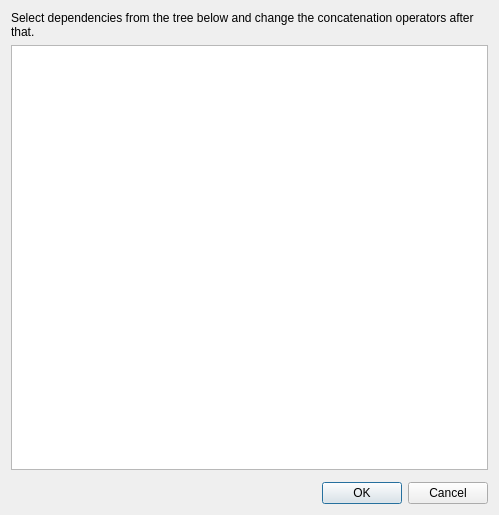
First picture: the form in libipstack/buildsystem/files_to_features/pickdependencies.ui, repository ESS-Group/CiAO-IP, before the edit.
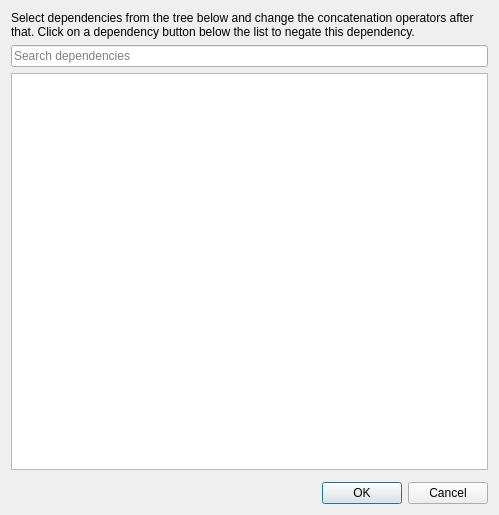
Second picture: the form after the edit.

Commit message: files_to_features tool: Add missing-dependencies panel. No filter for used dependencies yet

The edit to the form file:
```diff
--- a/libipstack/buildsystem/files_to_features/pickdependencies.ui
+++ b/libipstack/buildsystem/files_to_features/pickdependencies.ui
@@ -17,13 +17,20 @@
    <item>
     <widget class="QLabel" name="label">
      <property name="text">
-      <string>Select dependencies from the tree below and change the concatenation operators after that.</string>
+      <string>Select dependencies from the tree below and change the concatenation operators after that. Click on a dependency button below the list to negate this dependency.</string>
      </property>
      <property name="wordWrap">
       <bool>true</bool>
      </property>
     </widget>
    </item>
+   <item>
+    <widget class="QLineEdit" name="lineSearch">
+     <property name="placeholderText">
+      <string>Search dependencies</string>
+     </property>
+    </widget>
+   </item>
    <item>
     <widget class="QTreeView" name="treeView">
      <property name="sizePolicy">
```
The commit also changes 10 other files.
